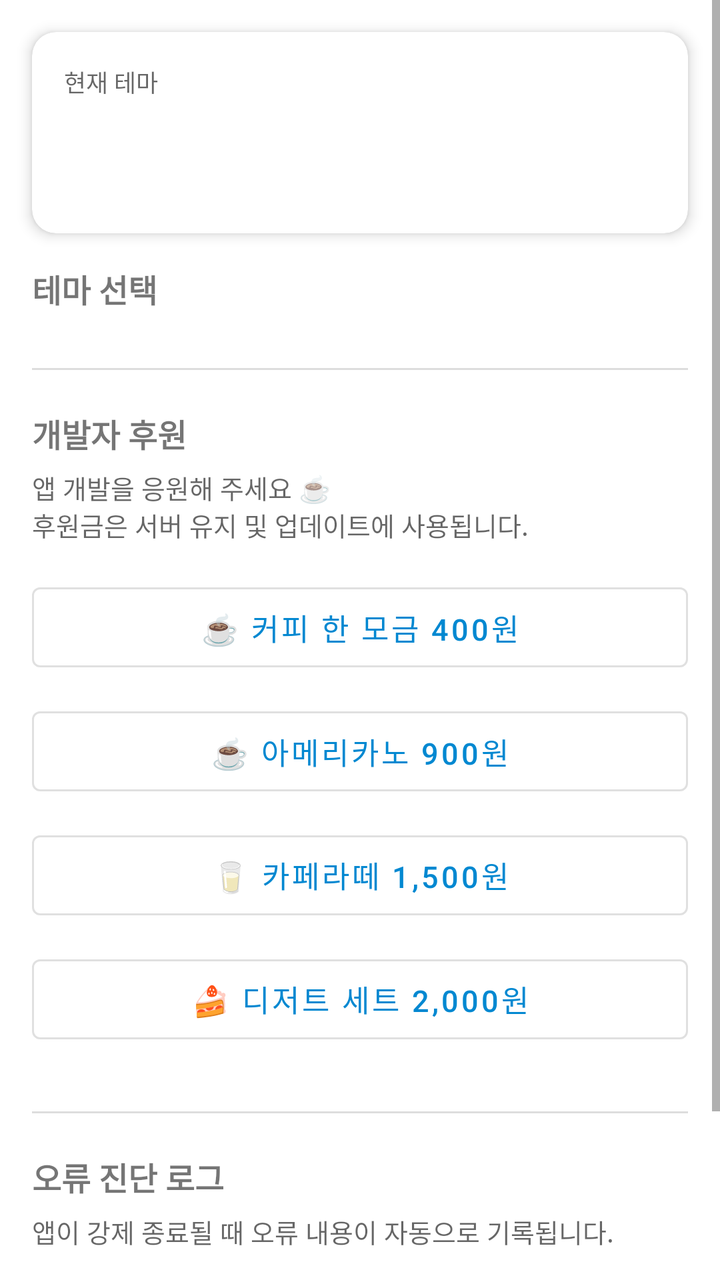
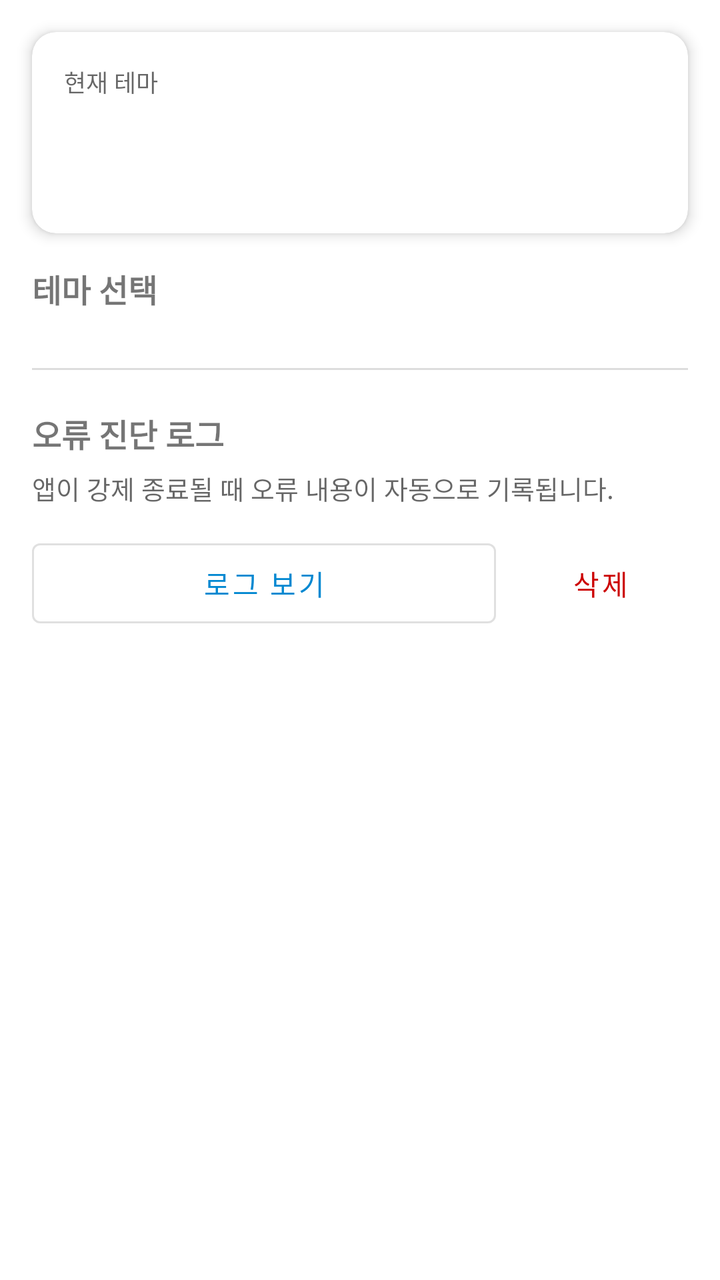

An Android layout rendered at two revisions. The XML below is the earlier revision; the diff shows what the commit changed to produce the second picture.
<!-- AndroidManifest.xml: application theme Theme.KoreTide -->
<!-- res/layout/fragment_theme_settings.xml -->
<?xml version="1.0" encoding="utf-8"?>
<ScrollView
    xmlns:android="http://schemas.android.com/apk/res/android"
    xmlns:app="http://schemas.android.com/apk/res-auto"
    android:layout_width="match_parent"
    android:layout_height="match_parent"
    android:background="?android:attr/windowBackground">

    <LinearLayout
        android:layout_width="match_parent"
        android:layout_height="wrap_content"
        android:orientation="vertical"
        android:paddingBottom="24dp">

        
        <com.google.android.material.card.MaterialCardView
            android:layout_width="match_parent"
            android:layout_height="wrap_content"
            android:layout_margin="16dp"
            app:cardCornerRadius="12dp"
            app:cardElevation="4dp">

            <LinearLayout
                android:layout_width="match_parent"
                android:layout_height="wrap_content"
                android:orientation="vertical"
                android:padding="16dp">

                <TextView
                    android:layout_width="wrap_content"
                    android:layout_height="wrap_content"
                    android:text="현재 테마"
                    android:textSize="12sp"
                    android:textColor="?android:textColorSecondary" />

                <TextView
                    android:id="@+id/tvCurrentTheme"
                    android:layout_width="wrap_content"
                    android:layout_height="wrap_content"
                    android:textSize="22sp"
                    android:textStyle="bold"
                    android:layout_marginTop="2dp" />

                <TextView
                    android:id="@+id/tvCurrentSeason"
                    android:layout_width="wrap_content"
                    android:layout_height="wrap_content"
                    android:textSize="13sp"
                    android:textColor="@color/ocean_blue"
                    android:layout_marginTop="2dp" />
            </LinearLayout>
        </com.google.android.material.card.MaterialCardView>

        
        <TextView
            android:layout_width="wrap_content"
            android:layout_height="wrap_content"
            android:layout_marginHorizontal="16dp"
            android:layout_marginBottom="8dp"
            android:text="@string/settings_theme_title"
            android:textSize="16sp"
            android:textStyle="bold" />

        
        <androidx.recyclerview.widget.RecyclerView
            android:id="@+id/recyclerThemes"
            android:layout_width="match_parent"
            android:layout_height="wrap_content"
            android:layout_marginHorizontal="8dp"
            android:nestedScrollingEnabled="false" />

        
        <View
            android:layout_width="match_parent"
            android:layout_height="1dp"
            android:layout_marginHorizontal="16dp"
            android:layout_marginVertical="20dp"
            android:background="#22000000" />

        
        <TextView
            android:layout_width="wrap_content"
            android:layout_height="wrap_content"
            android:layout_marginHorizontal="16dp"
            android:layout_marginBottom="6dp"
            android:text="@string/settings_support_title"
            android:textSize="16sp"
            android:textStyle="bold" />

        <TextView
            android:layout_width="match_parent"
            android:layout_height="wrap_content"
            android:layout_marginHorizontal="16dp"
            android:layout_marginBottom="16dp"
            android:text="@string/settings_support_desc"
            android:textSize="13sp"
            android:textColor="?android:textColorSecondary" />

        <com.google.android.material.button.MaterialButton
            android:id="@+id/btnSupport400"
            style="@style/Widget.MaterialComponents.Button.OutlinedButton"
            android:layout_width="match_parent"
            android:layout_height="52dp"
            android:layout_marginHorizontal="16dp"
            android:layout_marginBottom="10dp"
            android:text="@string/support_400"
            android:textSize="15sp" />

        <com.google.android.material.button.MaterialButton
            android:id="@+id/btnSupport900"
            style="@style/Widget.MaterialComponents.Button.OutlinedButton"
            android:layout_width="match_parent"
            android:layout_height="52dp"
            android:layout_marginHorizontal="16dp"
            android:layout_marginBottom="10dp"
            android:text="@string/support_900"
            android:textSize="15sp" />

        <com.google.android.material.button.MaterialButton
            android:id="@+id/btnSupport1500"
            style="@style/Widget.MaterialComponents.Button.OutlinedButton"
            android:layout_width="match_parent"
            android:layout_height="52dp"
            android:layout_marginHorizontal="16dp"
            android:layout_marginBottom="10dp"
            android:text="@string/support_1500"
            android:textSize="15sp" />

        <com.google.android.material.button.MaterialButton
            android:id="@+id/btnSupport2000"
            style="@style/Widget.MaterialComponents.Button.OutlinedButton"
            android:layout_width="match_parent"
            android:layout_height="52dp"
            android:layout_marginHorizontal="16dp"
            android:layout_marginBottom="10dp"
            android:text="@string/support_2000"
            android:textSize="15sp" />

        
        <View
            android:layout_width="match_parent"
            android:layout_height="1dp"
            android:layout_marginHorizontal="16dp"
            android:layout_marginVertical="20dp"
            android:background="#22000000" />

        
        <TextView
            android:layout_width="wrap_content"
            android:layout_height="wrap_content"
            android:layout_marginHorizontal="16dp"
            android:layout_marginBottom="6dp"
            android:text="오류 진단 로그"
            android:textSize="16sp"
            android:textStyle="bold" />

        <TextView
            android:layout_width="match_parent"
            android:layout_height="wrap_content"
            android:layout_marginHorizontal="16dp"
            android:layout_marginBottom="12dp"
            android:text="앱이 강제 종료될 때 오류 내용이 자동으로 기록됩니다."
            android:textSize="13sp"
            android:textColor="?android:textColorSecondary" />

        <LinearLayout
            android:layout_width="match_parent"
            android:layout_height="wrap_content"
            android:orientation="horizontal"
            android:layout_marginHorizontal="16dp"
            android:layout_marginBottom="24dp">

            <com.google.android.material.button.MaterialButton
                android:id="@+id/btnViewCrashLog"
                style="@style/Widget.MaterialComponents.Button.OutlinedButton"
                android:layout_width="0dp"
                android:layout_height="52dp"
                android:layout_weight="1"
                android:layout_marginEnd="8dp"
                android:text="로그 보기"
                android:textSize="14sp" />

            <com.google.android.material.button.MaterialButton
                android:id="@+id/btnClearCrashLog"
                style="@style/Widget.MaterialComponents.Button.TextButton"
                android:layout_width="wrap_content"
                android:layout_height="52dp"
                android:text="삭제"
                android:textSize="14sp"
                android:textColor="@android:color/holo_red_dark" />

        </LinearLayout>

    </LinearLayout>
</ScrollView>
<!-- resources referenced by this layout -->
<resources>
  <color name="ocean_blue">#0288D1</color>
  <string name="settings_support_desc">앱 개발을 응원해 주세요 ☕\n후원금은 서버 유지 및 업데이트에 사용됩니다.</string>
  <string name="settings_support_title">개발자 후원</string>
  <string name="settings_theme_title">테마 선택</string>
  <string name="support_1500">🥛 카페라떼  1,500원</string>
  <string name="support_2000">🍰 디저트 세트  2,000원</string>
  <string name="support_400">☕ 커피 한 모금  400원</string>
  <string name="support_900">☕ 아메리카노  900원</string>
  <style name="Theme.KoreTide" parent="Theme.MaterialComponents.DayNight.DarkActionBar">
          <item name="colorPrimary">@color/ocean_blue</item>
          <item name="colorPrimaryVariant">@color/ocean_dark</item>
          <item name="colorOnPrimary">@android:color/white</item>
          <item name="colorSecondary">@color/teal</item>
          <item name="colorOnSecondary">@android:color/white</item>
          <item name="android:statusBarColor">?attr/colorPrimaryVariant</item>
          <item name="windowActionBar">false</item>
          <item name="windowNoTitle">true</item>
      </style>
  <color name="ocean_dark">#01579B</color>
  <color name="teal">#00ACC1</color>
</resources>

<!-- the commit's change to res/layout/fragment_theme_settings.xml (unified diff, before → after) -->
@@ -83,73 +83,6 @@
             android:layout_height="wrap_content"
             android:layout_marginHorizontal="16dp"
             android:layout_marginBottom="6dp"
-            android:text="@string/settings_support_title"
-            android:textSize="16sp"
-            android:textStyle="bold" />
-
-        <TextView
-            android:layout_width="match_parent"
-            android:layout_height="wrap_content"
-            android:layout_marginHorizontal="16dp"
-            android:layout_marginBottom="16dp"
-            android:text="@string/settings_support_desc"
-            android:textSize="13sp"
-            android:textColor="?android:textColorSecondary" />
-
-        <com.google.android.material.button.MaterialButton
-            android:id="@+id/btnSupport400"
-            style="@style/Widget.MaterialComponents.Button.OutlinedButton"
-            android:layout_width="match_parent"
-            android:layout_height="52dp"
-            android:layout_marginHorizontal="16dp"
-            android:layout_marginBottom="10dp"
-            android:text="@string/support_400"
-            android:textSize="15sp" />
-
-        <com.google.android.material.button.MaterialButton
-            android:id="@+id/btnSupport900"
-            style="@style/Widget.MaterialComponents.Button.OutlinedButton"
-            android:layout_width="match_parent"
-            android:layout_height="52dp"
-            android:layout_marginHorizontal="16dp"
-            android:layout_marginBottom="10dp"
-            android:text="@string/support_900"
-            android:textSize="15sp" />
-
-        <com.google.android.material.button.MaterialButton
-            android:id="@+id/btnSupport1500"
-            style="@style/Widget.MaterialComponents.Button.OutlinedButton"
-            android:layout_width="match_parent"
-            android:layout_height="52dp"
-            android:layout_marginHorizontal="16dp"
-            android:layout_marginBottom="10dp"
-            android:text="@string/support_1500"
-            android:textSize="15sp" />
-
-        <com.google.android.material.button.MaterialButton
-            android:id="@+id/btnSupport2000"
-            style="@style/Widget.MaterialComponents.Button.OutlinedButton"
-            android:layout_width="match_parent"
-            android:layout_height="52dp"
-            android:layout_marginHorizontal="16dp"
-            android:layout_marginBottom="10dp"
-            android:text="@string/support_2000"
-            android:textSize="15sp" />
-
-        
-        <View
-            android:layout_width="match_parent"
-            android:layout_height="1dp"
-            android:layout_marginHorizontal="16dp"
-            android:layout_marginVertical="20dp"
-            android:background="#22000000" />
-
-        
-        <TextView
-            android:layout_width="wrap_content"
-            android:layout_height="wrap_content"
-            android:layout_marginHorizontal="16dp"
-            android:layout_marginBottom="6dp"
             android:text="오류 진단 로그"
             android:textSize="16sp"
             android:textStyle="bold" />
<!-- resource entries referenced after the edit -->
@@ -1,13 +1,7 @@
 <!-- resources referenced by this layout -->
 <resources>
   <color name="ocean_blue">#0288D1</color>
-  <string name="settings_support_desc">앱 개발을 응원해 주세요 ☕\n후원금은 서버 유지 및 업데이트에 사용됩니다.</string>
-  <string name="settings_support_title">개발자 후원</string>
   <string name="settings_theme_title">테마 선택</string>
-  <string name="support_1500">🥛 카페라떼  1,500원</string>
-  <string name="support_2000">🍰 디저트 세트  2,000원</string>
-  <string name="support_400">☕ 커피 한 모금  400원</string>
-  <string name="support_900">☕ 아메리카노  900원</string>
   <style name="Theme.KoreTide" parent="Theme.MaterialComponents.DayNight.DarkActionBar">
           <item name="colorPrimary">@color/ocean_blue</item>
           <item name="colorPrimaryVariant">@color/ocean_dark</item>
